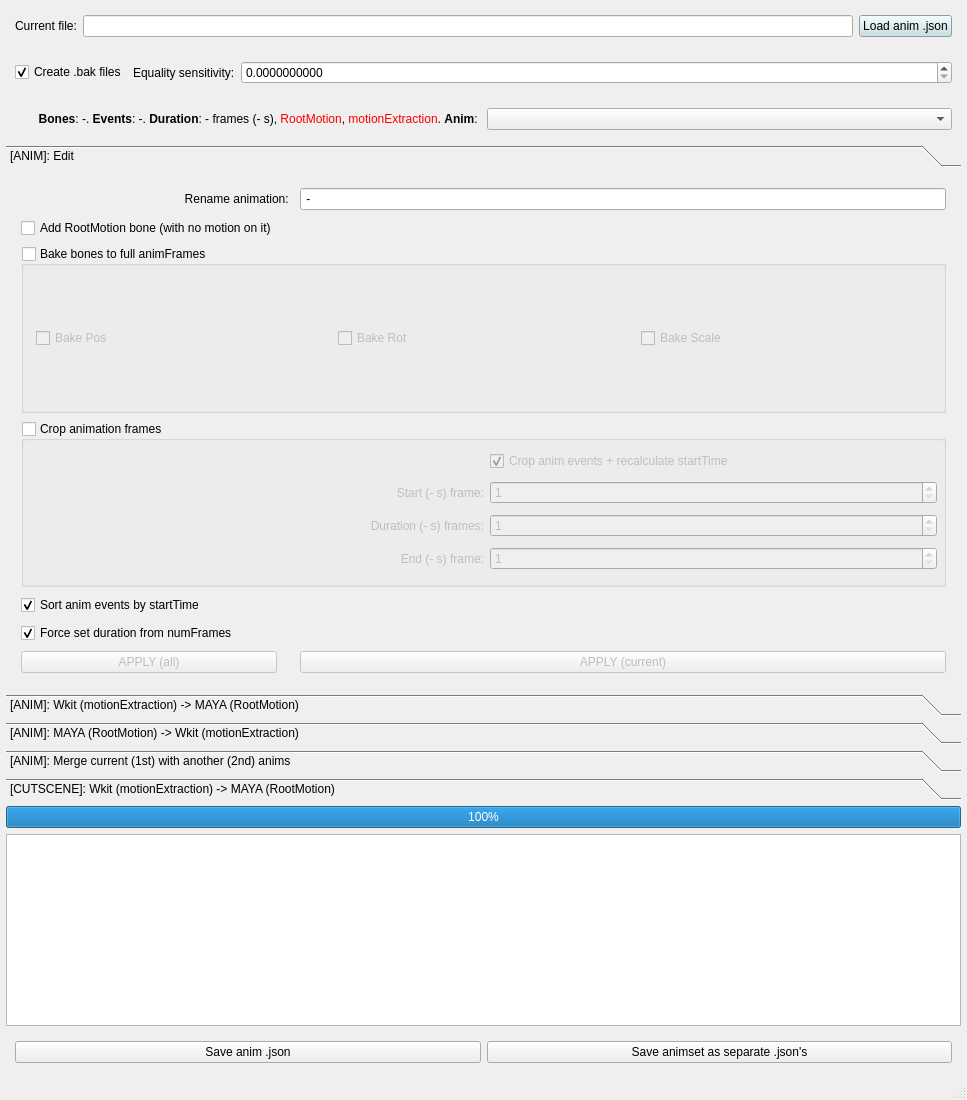
Before: the Qt Designer form source/W3MayaAnimUtil.ui in nikich340/W3-Maya-AnimUtil, drawn with Qt 5.
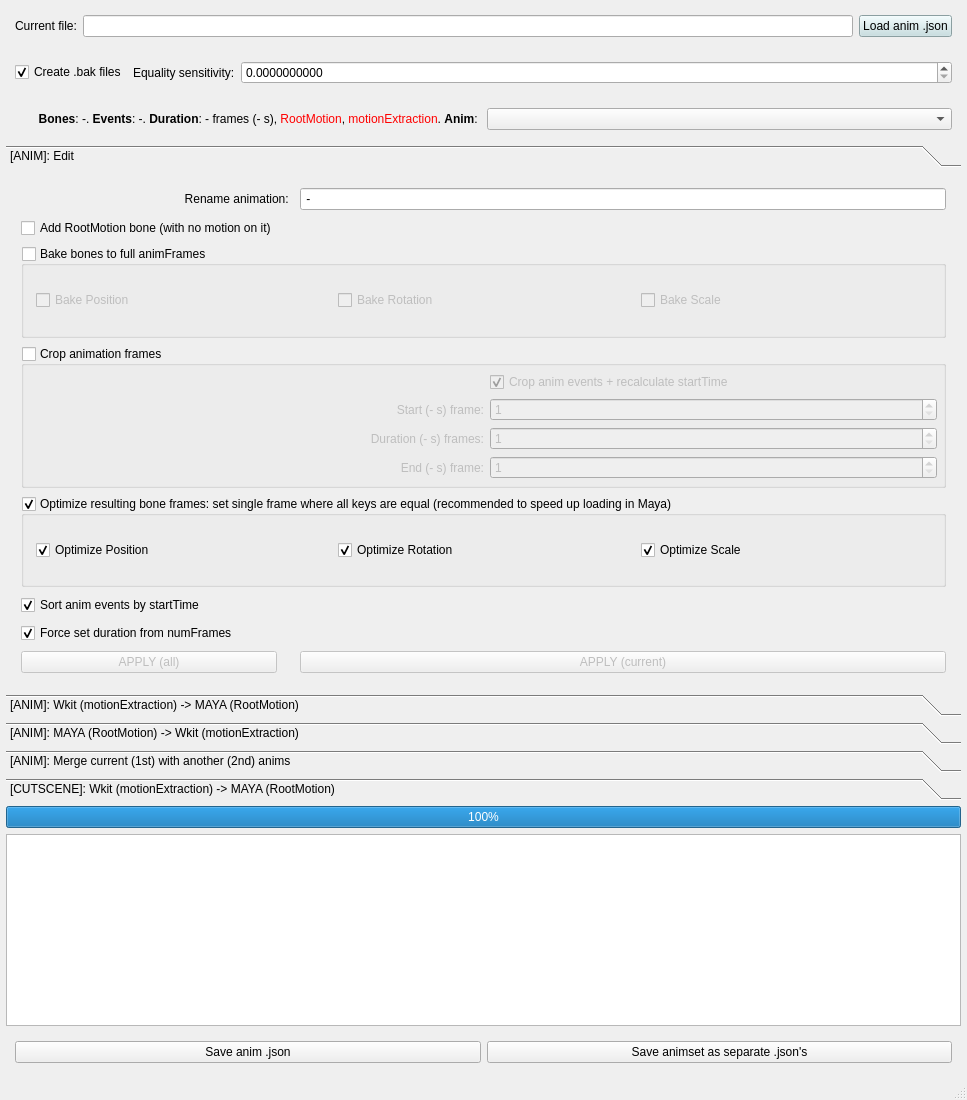
After: the same form once the commit is applied. The open tabs and pages were chosen to show the change.

Commit message: + Update v2.1: add "optimize bone frames" feature

What changed in the file:
```diff
--- a/source/W3MayaAnimUtil.ui
+++ b/source/W3MayaAnimUtil.ui
@@ -147,15 +147,15 @@
     <item>
      <widget class="QToolBox" name="toolBox">
       <property name="currentIndex">
-       <number>0</number>
+       <number>3</number>
       </property>
       <widget class="QWidget" name="page_0_Edit">
        <property name="geometry">
         <rect>
          <x>0</x>
-         <y>0</y>
+         <y>-79</y>
          <width>934</width>
-         <height>421</height>
+         <height>487</height>
         </rect>
        </property>
        <attribute name="label">
@@ -180,7 +180,7 @@
            <property name="spacing">
             <number>8</number>
            </property>
-           <item row="9" column="2">
+           <item row="10" column="2">
             <widget class="QPushButton" name="buttonEditApply">
              <property name="enabled">
               <bool>false</bool>
@@ -190,7 +190,7 @@
              </property>
             </widget>
            </item>
-           <item row="6" column="0">
+           <item row="7" column="0">
             <widget class="QCheckBox" name="editForceDuration">
              <property name="text">
               <string>Force set duration from numFrames</string>
@@ -233,7 +233,7 @@
               <item>
                <widget class="QCheckBox" name="checkEditBakePos">
                 <property name="text">
-                 <string>Bake Pos</string>
+                 <string>Bake Position</string>
                 </property>
                 <property name="checkable">
                  <bool>true</bool>
@@ -246,7 +246,7 @@
               <item>
                <widget class="QCheckBox" name="checkEditBakeRot">
                 <property name="text">
-                 <string>Bake Rot</string>
+                 <string>Bake Rotation</string>
                 </property>
                 <property name="checked">
                  <bool>false</bool>
@@ -266,7 +266,7 @@
              </layout>
             </widget>
            </item>
-           <item row="9" column="0">
+           <item row="10" column="0">
             <widget class="QPushButton" name="buttonEditApplyAll">
              <property name="enabled">
               <bool>false</bool>
@@ -376,7 +376,7 @@
              </layout>
             </widget>
            </item>
-           <item row="5" column="0">
+           <item row="6" column="0">
             <widget class="QCheckBox" name="checkEditSortEvents">
              <property name="text">
               <string>Sort anim events by startTime</string>
@@ -386,7 +386,14 @@
              </property>
             </widget>
            </item>
-           <item row="9" column="1">
+           <item row="1" column="0">
+            <widget class="QCheckBox" name="checkEditAddRootMotion">
+             <property name="text">
+              <string>Add RootMotion bone (with no motion on it)</string>
+             </property>
+            </widget>
+           </item>
+           <item row="10" column="1">
             <widget class="QLabel" name="label_3">
              <property name="text">
               <string/>
@@ -413,11 +420,61 @@
              </property>
             </widget>
            </item>
-           <item row="1" column="0">
-            <widget class="QCheckBox" name="checkEditAddRootMotion">
-             <property name="text">
-              <string>Add RootMotion bone (with no motion on it)</string>
+           <item row="5" column="0" colspan="3">
+            <widget class="QGroupBox" name="groupEditOptimize">
+             <property name="title">
+              <string>Optimize resulting bone frames: set single frame where all keys are equal (recommended to speed up loading in Maya)</string>
              </property>
+             <property name="checkable">
+              <bool>true</bool>
+             </property>
+             <layout class="QHBoxLayout" name="horizontalLayout_10">
+              <property name="spacing">
+               <number>6</number>
+              </property>
+              <property name="leftMargin">
+               <number>12</number>
+              </property>
+              <property name="topMargin">
+               <number>6</number>
+              </property>
+              <property name="rightMargin">
+               <number>6</number>
+              </property>
+              <property name="bottomMargin">
+               <number>6</number>
+              </property>
+              <item>
+               <widget class="QCheckBox" name="checkEditOptimizePos">
+                <property name="text">
+                 <string>Optimize Position</string>
+                </property>
+                <property name="checked">
+                 <bool>true</bool>
+                </property>
+               </widget>
+              </item>
+              <item>
+               <widget class="QCheckBox" name="checkEditOptimizeRot">
+                <property name="text">
+                 <string>Optimize Rotation</string>
+                </property>
+                <property name="checked">
+                 <bool>true</bool>
+                </property>
+               </widget>
+              </item>
+              <item>
+               <widget class="QCheckBox" name="checkEditOptimizeScale">
+                <property name="text">
+                 <string>Optimize Scale</string>
+                </property>
+                <property name="checked">
+                 <bool>true</bool>
+                </property>
+               </widget>
+              </item>
+             </layout>
             </widget>
            </item>
           </layout>
@@ -832,11 +889,14 @@
               </item>
               <item>
                <widget class="QCheckBox" name="checkAutoBakeIncomplete">
+                <property name="enabled">
+                 <bool>false</bool>
+                </property>
                 <property name="text">
                  <string>anims: Bake to full frameset if bone is incomplete (using last frame)</string>
                 </property>
                 <property name="checked">
-                 <bool>true</bool>
+                 <bool>false</bool>
                 </property>
                </widget>
               </item>
@@ -970,7 +1030,7 @@
            <item row="1" column="0">
             <widget class="QCheckBox" name="checkMergeRemoveOrigin">
              <property name="enabled">
-              <bool>true</bool>
+              <bool>false</bool>
              </property>
              <property name="text">
               <string>dev: remove origin from 2nd</string>
@@ -1074,6 +1134,9 @@
            </item>
            <item row="3" column="0">
             <widget class="QCheckBox" name="checkMergeSumInversePos">
+             <property name="enabled">
+              <bool>false</bool>
+             </property>
              <property name="text">
               <string>dev: sum: inverse sign (POS)</string>
              </property>
@@ -1098,11 +1161,24 @@
            </item>
            <item row="5" column="0">
             <widget class="QCheckBox" name="checkMergeSumInverseRot">
+             <property name="enabled">
+              <bool>false</bool>
+             </property>
              <property name="text">
               <string>dev: sum: inverse sign (ROT)</string>
              </property>
             </widget>
            </item>
+           <item row="9" column="0" colspan="4">
+            <widget class="QCheckBox" name="checkMergeOptimize">
+             <property name="text">
+              <string>Optimize resulting bone frames: set single frame where all keys are equal (recommended to speed up loading in Maya)</string>
+             </property>
+             <property name="checked">
+              <bool>true</bool>
+             </property>
+            </widget>
+           </item>
           </layout>
          </widget>
         </item>
```
The commit also changes 3 other files.
